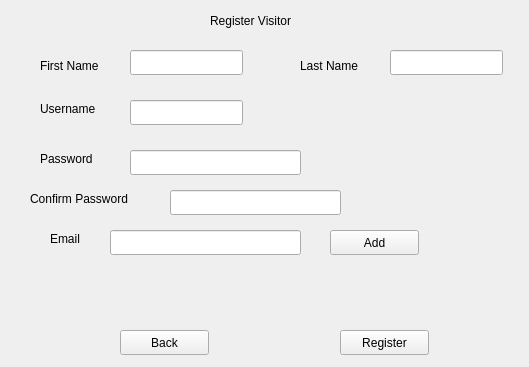
Above: RegisterVisitorOnly.ui from Klin04/CS4400 before the change. Below: the same form after it.
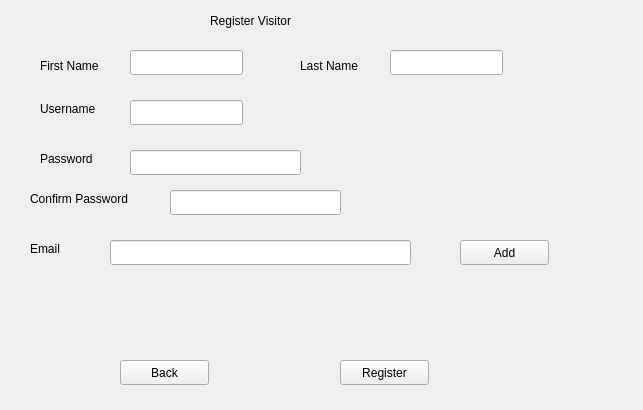
That is the form after the change.

What changed in the file:
```diff
--- a/RegisterVisitorOnly.ui
+++ b/RegisterVisitorOnly.ui
@@ -6,8 +6,8 @@
    <rect>
     <x>0</x>
     <y>0</y>
-    <width>529</width>
-    <height>367</height>
+    <width>643</width>
+    <height>410</height>
    </rect>
   </property>
   <property name="windowTitle">
@@ -37,7 +37,7 @@
    <property name="geometry">
     <rect>
      <x>340</x>
-     <y>330</y>
+     <y>360</y>
      <width>89</width>
      <height>25</height>
     </rect>
@@ -69,19 +69,6 @@
     <string>Password</string>
    </property>
   </widget>
-  <widget class="QPushButton" name="pushButton">
-   <property name="geometry">
-    <rect>
-     <x>330</x>
-     <y>230</y>
-     <width>89</width>
-     <height>25</height>
-    </rect>
-   </property>
-   <property name="text">
-    <string>Add</string>
-   </property>
-  </widget>
   <widget class="QLabel" name="label_2">
    <property name="geometry">
     <rect>
@@ -95,24 +82,11 @@
     <string>Last Name</string>
    </property>
   </widget>
-  <widget class="QLabel" name="label_6">
-   <property name="geometry">
-    <rect>
-     <x>50</x>
-     <y>230</y>
-     <width>67</width>
-     <height>17</height>
-    </rect>
-   </property>
-   <property name="text">
-    <string>Email</string>
-   </property>
-  </widget>
   <widget class="QPushButton" name="pushButton_2">
    <property name="geometry">
     <rect>
      <x>120</x>
-     <y>330</y>
+     <y>360</y>
      <width>89</width>
      <height>25</height>
     </rect>
@@ -144,16 +118,6 @@
     <string>Username</string>
    </property>
   </widget>
-  <widget class="QLineEdit" name="lineEdit_6">
-   <property name="geometry">
-    <rect>
-     <x>110</x>
-     <y>230</y>
-     <width>191</width>
-     <height>25</height>
-    </rect>
-   </property>
-  </widget>
   <widget class="QLabel" name="label">
    <property name="geometry">
     <rect>
@@ -203,6 +167,55 @@
     <string>Register Visitor</string>
    </property>
   </widget>
+  <widget class="QLabel" name="label_14">
+   <property name="geometry">
+    <rect>
+     <x>30</x>
+     <y>240</y>
+     <width>67</width>
+     <height>17</height>
+    </rect>
+   </property>
+   <property name="text">
+    <string>Email</string>
+   </property>
+  </widget>
+  <widget class="QWidget" name="widget" native="true">
+   <property name="geometry">
+    <rect>
+     <x>90</x>
+     <y>230</y>
+     <width>521</width>
+     <height>101</height>
+    </rect>
+   </property>
+   <widget class="QLineEdit" name="lineEdit_13">
+    <property name="geometry">
+     <rect>
+      <x>20</x>
+      <y>10</y>
+      <width>301</width>
+      <height>25</height>
+     </rect>
+    </property>
+    <property name="text">
+     <string/>
+    </property>
+   </widget>
+   <widget class="QPushButton" name="pushButton_5">
+    <property name="geometry">
+     <rect>
+      <x>370</x>
+      <y>10</y>
+      <width>89</width>
+      <height>25</height>
+     </rect>
+    </property>
+    <property name="text">
+     <string>Add</string>
+    </property>
+   </widget>
+  </widget>
  </widget>
  <resources/>
  <connections/>
```
